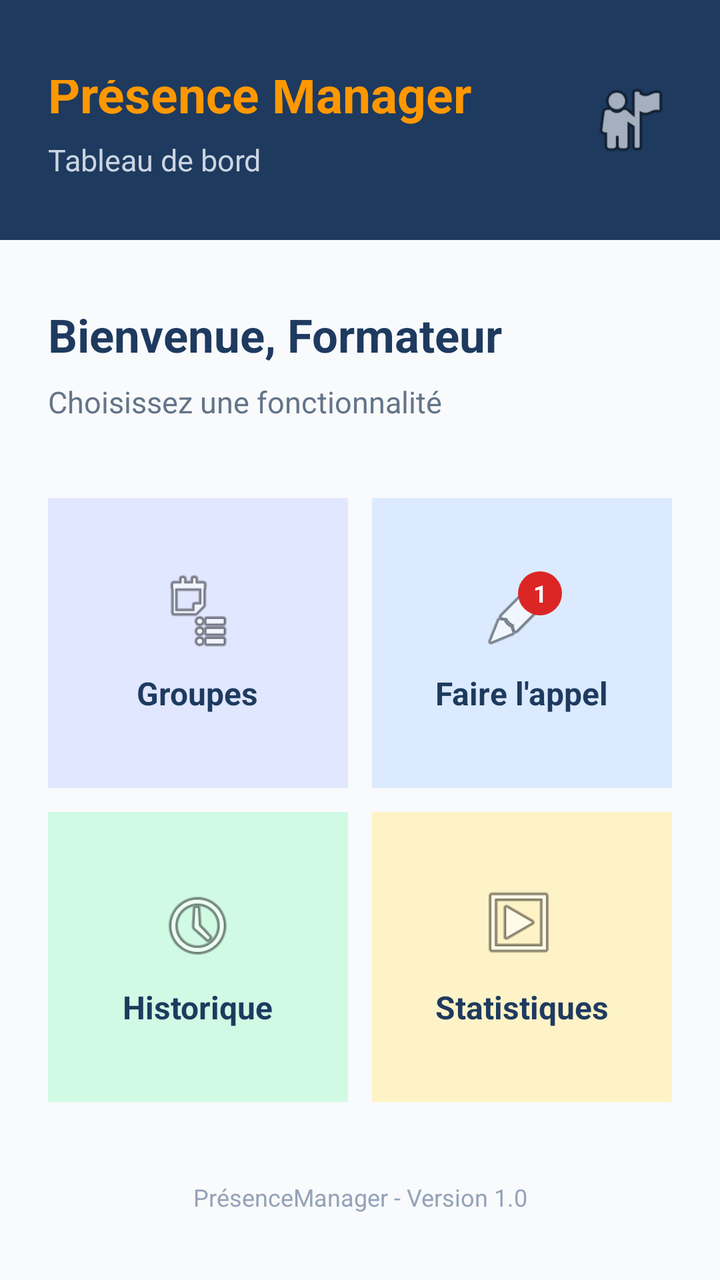
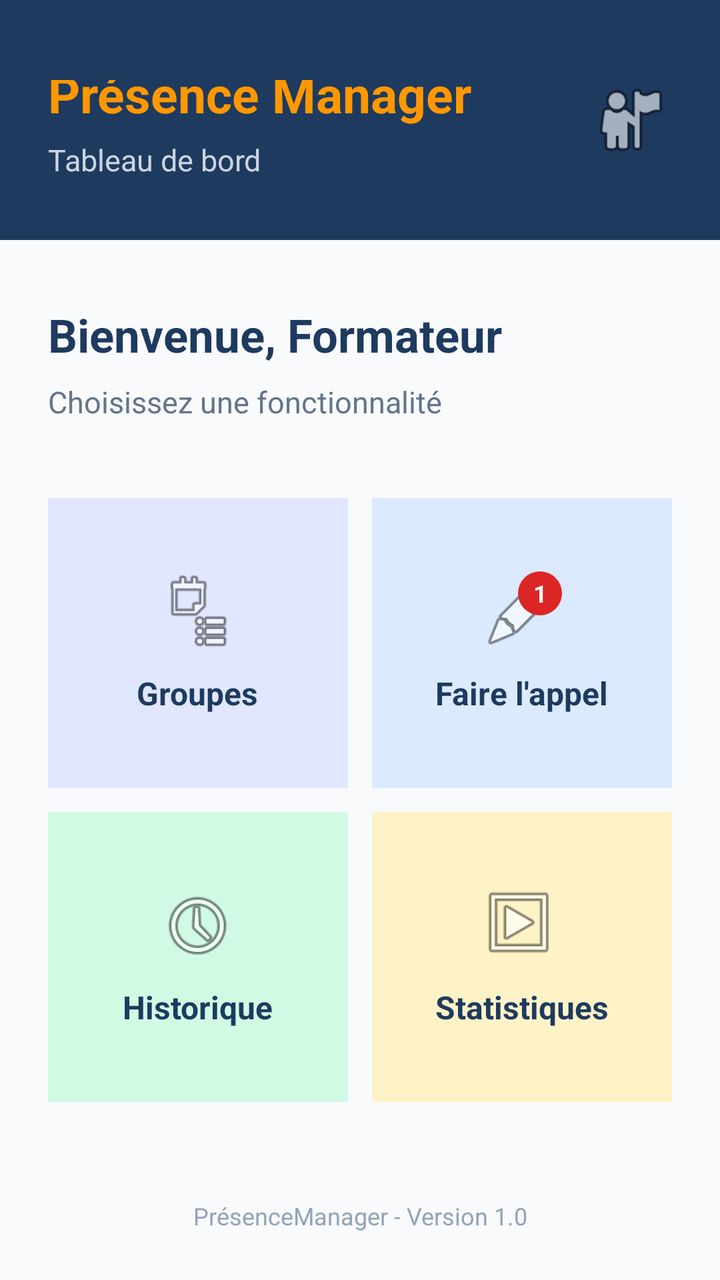

Two renders of the same Android screen: before a commit and after it. Below are the layout's source before the change and the commit's diff.
<!-- AndroidManifest.xml: application theme Theme.PresenceManager -->
<!-- res/layout/activity_dashboard.xml -->
<?xml version="1.0" encoding="utf-8"?>
<androidx.constraintlayout.widget.ConstraintLayout xmlns:android="http://schemas.android.com/apk/res/android"
    xmlns:app="http://schemas.android.com/apk/res-auto"
    android:id="@+id/layoutDashboard"
    android:layout_width="match_parent"
    android:layout_height="match_parent"
    android:background="#F8FAFC">

    
    <RelativeLayout
        android:id="@+id/layoutHeader"
        android:layout_width="0dp"
        android:layout_height="wrap_content"
        android:minHeight="120dp"
        android:background="#1E3A5F"
        android:paddingStart="24dp"
        android:paddingEnd="24dp"
        android:paddingTop="40dp"
        android:paddingBottom="12dp"
        app:layout_constraintTop_toTopOf="parent"
        app:layout_constraintStart_toStartOf="parent"
        app:layout_constraintEnd_toEndOf="parent">

        
        <LinearLayout
            android:id="@+id/layoutHeaderText"
            android:layout_width="wrap_content"
            android:layout_height="wrap_content"
            android:orientation="vertical"
            android:layout_centerVertical="true"
            android:layout_alignParentStart="true"
            android:layout_toStartOf="@id/imgProfil">

            <TextView
                android:id="@+id/txtAppName"
                android:layout_width="wrap_content"
                android:layout_height="wrap_content"
                android:text="@string/dashboard_app_name"
                android:textSize="25sp"
                android:textStyle="bold"
                android:textColor="#FF9800" />

            <TextView
                android:id="@+id/txtSubtitle"
                android:layout_width="wrap_content"
                android:layout_height="wrap_content"
                android:layout_marginTop="6dp"
                android:text="@string/dashboard_subtitle"
                android:textSize="15sp"
                android:textColor="#CBD5E1" />
        </LinearLayout>

        
        <ImageView
            android:id="@+id/imgProfil"
            android:layout_width="42dp"
            android:layout_height="42dp"
            android:layout_alignParentEnd="true"
            android:layout_centerVertical="true"
            android:src="@android:drawable/ic_menu_myplaces"
            android:contentDescription="@string/profil_desc" />

    </RelativeLayout>

    
    <TextView
        android:id="@+id/txtBienvenue"
        android:layout_width="wrap_content"
        android:layout_height="wrap_content"
        android:layout_marginStart="24dp"
        android:layout_marginTop="32dp"
        android:text="@string/bienvenue_formateur"
        android:textSize="23sp"
        android:textStyle="bold"
        android:textColor="#1E3A5F"
        app:layout_constraintTop_toBottomOf="@id/layoutHeader"
        app:layout_constraintStart_toStartOf="parent" />

    
    <TextView
        android:id="@+id/txtInstruction"
        android:layout_width="wrap_content"
        android:layout_height="wrap_content"
        android:layout_marginStart="24dp"
        android:layout_marginTop="8dp"
        android:text="@string/instruction_dashboard"
        android:textSize="15sp"
        android:textColor="#647488"
        app:layout_constraintTop_toBottomOf="@id/txtBienvenue"
        app:layout_constraintStart_toStartOf="parent" />

    
    <GridLayout
        android:id="@+id/gridFonctionnalites"
        android:layout_width="0dp"
        android:layout_height="wrap_content"
        android:layout_marginTop="32dp"
        android:layout_marginStart="18dp"
        android:layout_marginEnd="18dp"
        android:columnCount="2"
        android:rowCount="2"
        app:layout_constraintTop_toBottomOf="@id/txtInstruction"
        app:layout_constraintStart_toStartOf="parent"
        app:layout_constraintEnd_toEndOf="parent">

        
        <LinearLayout
            android:id="@+id/cardGroupes"
            android:layout_width="0dp"
            android:layout_height="145dp"
            android:layout_row="0"
            android:layout_column="0"
            android:layout_columnWeight="1"
            android:layout_gravity="fill"
            android:layout_margin="6dp"
            android:padding="12dp"
            android:background="#E0E7FF"
            android:orientation="vertical"
            android:gravity="center">

            <ImageView
                android:layout_width="40dp"
                android:layout_height="40dp"
                android:src="@android:drawable/ic_menu_agenda"
                android:contentDescription="@string/card_groupes" />

            <TextView
                android:layout_width="wrap_content"
                android:layout_height="wrap_content"
                android:layout_marginTop="10dp"
                android:text="@string/card_groupes"
                android:textSize="16sp"
                android:textStyle="bold"
                android:textColor="#1E3A5F" />
        </LinearLayout>

        
        <LinearLayout
            android:id="@+id/cardAppel"
            android:layout_width="0dp"
            android:layout_height="145dp"
            android:layout_row="0"
            android:layout_column="1"
            android:layout_columnWeight="1"
            android:layout_gravity="fill"
            android:layout_margin="6dp"
            android:padding="12dp"
            android:background="#DBEAFE"
            android:orientation="vertical"
            android:gravity="center">

            <FrameLayout
                android:id="@+id/frameAppel"
                android:layout_width="wrap_content"
                android:layout_height="wrap_content">

                <ImageView
                    android:layout_width="40dp"
                    android:layout_height="40dp"
                    android:src="@android:drawable/ic_menu_edit"
                    android:contentDescription="@string/card_appel" />

                
                <TextView
                    android:id="@+id/txtBadge"
                    android:layout_width="22dp"
                    android:layout_height="22dp"
                    android:layout_gravity="top|end"
                    android:background="@drawable/badge_background"
                    android:gravity="center"
                    android:text="@string/badge_appel"
                    android:textColor="#FFFFFF"
                    android:textSize="12sp"
                    android:textStyle="bold" />
            </FrameLayout>

            <TextView
                android:layout_width="wrap_content"
                android:layout_height="wrap_content"
                android:layout_marginTop="10dp"
                android:text="@string/card_appel"
                android:textSize="16sp"
                android:textStyle="bold"
                android:textColor="#1E3A5F" />
        </LinearLayout>

        
        <LinearLayout
            android:id="@+id/cardHistorique"
            android:layout_width="0dp"
            android:layout_height="145dp"
            android:layout_row="1"
            android:layout_column="0"
            android:layout_columnWeight="1"
            android:layout_gravity="fill"
            android:layout_margin="6dp"
            android:padding="12dp"
            android:background="#D1FAE5"
            android:orientation="vertical"
            android:gravity="center">

            <ImageView
                android:layout_width="40dp"
                android:layout_height="40dp"
                android:src="@android:drawable/ic_menu_recent_history"
                android:contentDescription="@string/card_historique" />

            <TextView
                android:layout_width="wrap_content"
                android:layout_height="wrap_content"
                android:layout_marginTop="10dp"
                android:text="@string/card_historique"
                android:textSize="16sp"
                android:textStyle="bold"
                android:textColor="#1E3A5F" />
        </LinearLayout>

        
        <LinearLayout
            android:id="@+id/cardStatistiques"
            android:layout_width="0dp"
            android:layout_height="145dp"
            android:layout_row="1"
            android:layout_column="1"
            android:layout_columnWeight="1"
            android:layout_gravity="fill"
            android:layout_margin="6dp"
            android:padding="12dp"
            android:background="#FEF3C7"
            android:orientation="vertical"
            android:gravity="center">

            <ImageView
                android:layout_width="40dp"
                android:layout_height="40dp"
                android:src="@android:drawable/ic_menu_slideshow"
                android:contentDescription="@string/card_statistiques" />

            <TextView
                android:layout_width="wrap_content"
                android:layout_height="wrap_content"
                android:layout_marginTop="10dp"
                android:text="@string/card_statistiques"
                android:textSize="16sp"
                android:textStyle="bold"
                android:textColor="#1E3A5F" />
        </LinearLayout>

    </GridLayout>

    
    <TextView
        android:id="@+id/txtFooterDashboard"
        android:layout_width="0dp"
        android:layout_height="wrap_content"
        android:layout_marginTop="24dp"
        android:layout_marginBottom="24dp"
        android:text="@string/footer_dashboard"
        android:textSize="12sp"
        android:textColor="#94A3B8"
        android:gravity="center"
        app:layout_constraintTop_toBottomOf="@id/gridFonctionnalites"
        app:layout_constraintBottom_toBottomOf="parent"
        app:layout_constraintStart_toStartOf="parent"
        app:layout_constraintEnd_toEndOf="parent" />

</androidx.constraintlayout.widget.ConstraintLayout>
<!-- resources referenced by this layout -->
<resources>
  <!-- drawable badge_background (drawable) -->
  <?xml version="1.0" encoding="utf-8"?>
  <shape xmlns:android="http://schemas.android.com/apk/res/android"
      android:shape="rectangle">
      <solid android:color="#DC2626"/>
      <corners android:radius="11dp"/>
  </shape>
  <string name="badge_appel">1</string>
  <string name="bienvenue_formateur">Bienvenue, Formateur</string>
  <string name="card_appel">Faire l\'appel</string>
  <string name="card_groupes">Groupes</string>
  <string name="card_historique">Historique</string>
  <string name="card_statistiques">Statistiques</string>
  <string name="dashboard_app_name">Pr\u00E9sence Manager</string>
  <string name="dashboard_subtitle">Tableau de bord</string>
  <string name="footer_dashboard">Pr\u00E9senceManager - Version 1.0</string>
  <string name="instruction_dashboard">Choisissez une fonctionnalit\u00E9</string>
  <string name="profil_desc">Ic\u00F4ne de profil</string>
  <style name="Theme.PresenceManager" parent="Base.Theme.PresenceManager" />
  <style name="Base.Theme.PresenceManager" parent="Theme.Material3.DayNight.NoActionBar">
          
          
      </style>
</resources>

<!-- the commit's change to res/layout/activity_dashboard.xml (unified diff, before → after) -->
@@ -253,13 +253,11 @@
         android:id="@+id/txtFooterDashboard"
         android:layout_width="0dp"
         android:layout_height="wrap_content"
-        android:layout_marginTop="24dp"
         android:layout_marginBottom="24dp"
         android:text="@string/footer_dashboard"
         android:textSize="12sp"
         android:textColor="#94A3B8"
         android:gravity="center"
-        app:layout_constraintTop_toBottomOf="@id/gridFonctionnalites"
         app:layout_constraintBottom_toBottomOf="parent"
         app:layout_constraintStart_toStartOf="parent"
         app:layout_constraintEnd_toEndOf="parent" />
